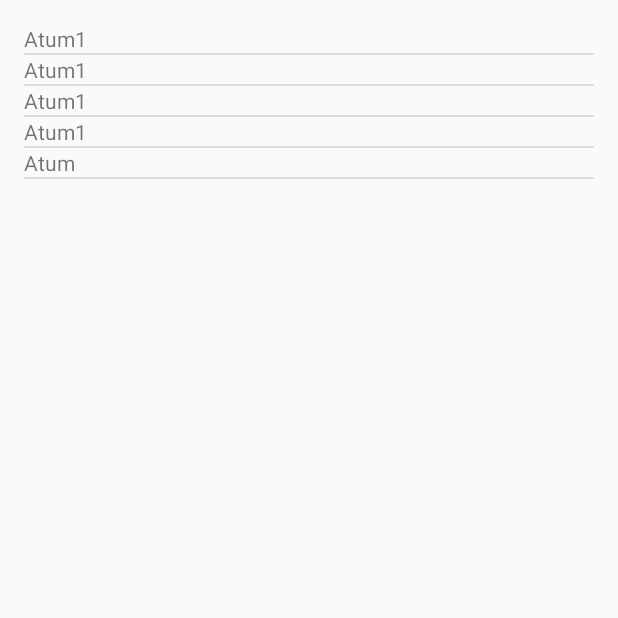
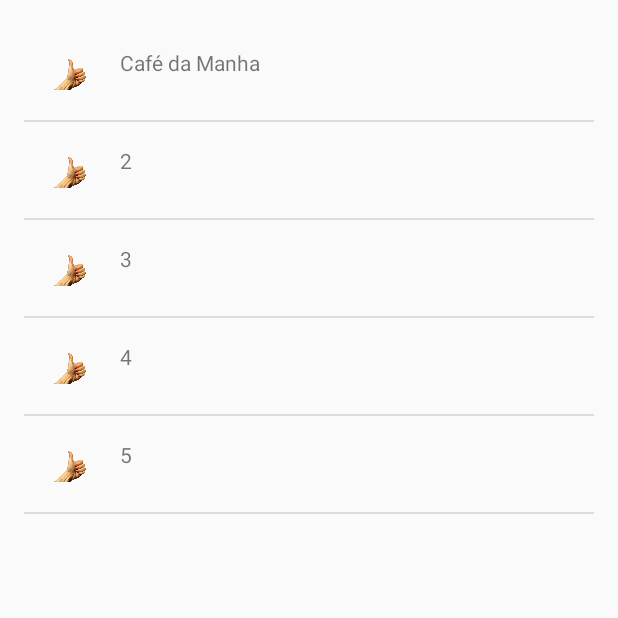
Before and after one commit to AndreBastos23/VidasemCancer, an Android app: the MainActivity screen opened directly, with no data from a screen before it, on a phone screen of 412 x 824 dp, the top half of it. Run offline under Robolectric (Android 15) with nearby library versions, the phone set to English and light mode, and no system bars; our stand-ins replace ButterKnife; 1 statement that could not run was skipped.

Commit message:
Added image to listView

```diff
--- a/app/src/main/java/com/vsc/vidasemcancer/MainActivity.java
+++ b/app/src/main/java/com/vsc/vidasemcancer/MainActivity.java
@@ -1,5 +1,6 @@
 package com.vsc.vidasemcancer;
 
+import android.database.Cursor;
 import android.support.v7.app.ActionBarActivity;
 import android.support.v4.app.Fragment;
 import android.os.Bundle;
@@ -58,7 +59,9 @@ public class MainActivity extends ActionBarActivity {
      */
     public static class PlaceholderFragment extends Fragment {
 
-        private ArrayAdapter<String> recipeAdapter;
+
+        private ArrayAdapter<String> timeOfDayAdapter;
+        private ListView saveListView;
 
         public PlaceholderFragment() {
         }
@@ -66,17 +69,23 @@ public class MainActivity extends ActionBarActivity {
         @Override
         public View onCreateView(LayoutInflater inflater, ViewGroup container,
                                  Bundle savedInstanceState) {
+
             View rootView = inflater.inflate(R.layout.fragment_main, container, false);
 
-            String[] recipes = { "Atum1" , "Atum1", "Atum1" , "Atum1", "Atum"};
+            saveListView = (ListView) rootView.findViewById(R.id.listview_recipes);
+            String[] timeOfDay = {"Café da Manha", "2", "3", "4", "5"};
 
-            List<String> recipeList = Arrays.asList(recipes);
 
-            recipeAdapter = new ArrayAdapter<String>(getActivity(), R.layout.list_recipes, R.id.list_item_recipes_textview, recipeList);
+            List<String> timeOfDayList = Arrays.asList(timeOfDay);
 
-            ListView listView = (ListView) rootView.findViewById(R.id.listview_recipes);
-            listView.setAdapter(recipeAdapter);
+            timeOfDayAdapter = new ArrayAdapter<>(getActivity(), R.layout.list_recipes, R.id.time_of_day_textview, timeOfDayList);
+
+
+            saveListView.setAdapter(timeOfDayAdapter);
+
             return rootView;
         }
+
+
     }
 }
--- a/app/src/main/res/layout/list_recipes.xml
+++ b/app/src/main/res/layout/list_recipes.xml
@@ -1,11 +1,23 @@
 <?xml version="1.0" encoding="utf-8"?>
 <LinearLayout xmlns:android="http://schemas.android.com/apk/res/android"
-    android:orientation="vertical" android:layout_width="match_parent"
-    android:layout_height="match_parent">
+    android:layout_width="match_parent"
+    android:layout_height="match_parent"
+    android:minHeight="?android:attr/listPreferredItemHeight"
+    android:orientation="horizontal"
+    android:padding="16dp">
+
+    <ImageView
+        android:layout_width="32dp"
+        android:layout_height="32dp"
+        android:src="@drawable/imagemfinal"
+        />
 
     <TextView
-        android:layout_width="match_parent"
-        android:layout_height="match_parent"
-        android:id="@+id/list_item_recipes_textview"/>
+        android:id="@+id/time_of_day_textview"
+        android:layout_width="wrap_content"
+        android:layout_height="wrap_content"
+        android:paddingLeft="16dp"
+        android:layout_weight="1"/>
+
 
 </LinearLayout>
--- a/app/src/main/res/values/strings.xml
+++ b/app/src/main/res/values/strings.xml
@@ -10,4 +10,10 @@
     <string name="title_activity_main">MainActivity</string>
     <string name="action_settings">Settings</string>
     <string name="title_activity_sd">sd</string>
+    <string name="breakfast">Café da Manhã</string>
+    <string name="morningsnack">Lanche da Manhã</string>
+    <string name="lunch">Almoço</string>
+    <string name="afternoonsnack">Lanche da Tarde</string>
+    <string name="dinner">Jantar</string>
+
 </resources>
```
Also changed, not shown: app/src/main/java/com/vsc/vidasemcancer/sd.java (deleted, +0 -29 lines), app/src/main/res/layout/activity_sd.xml (deleted, +0 -34 lines).
